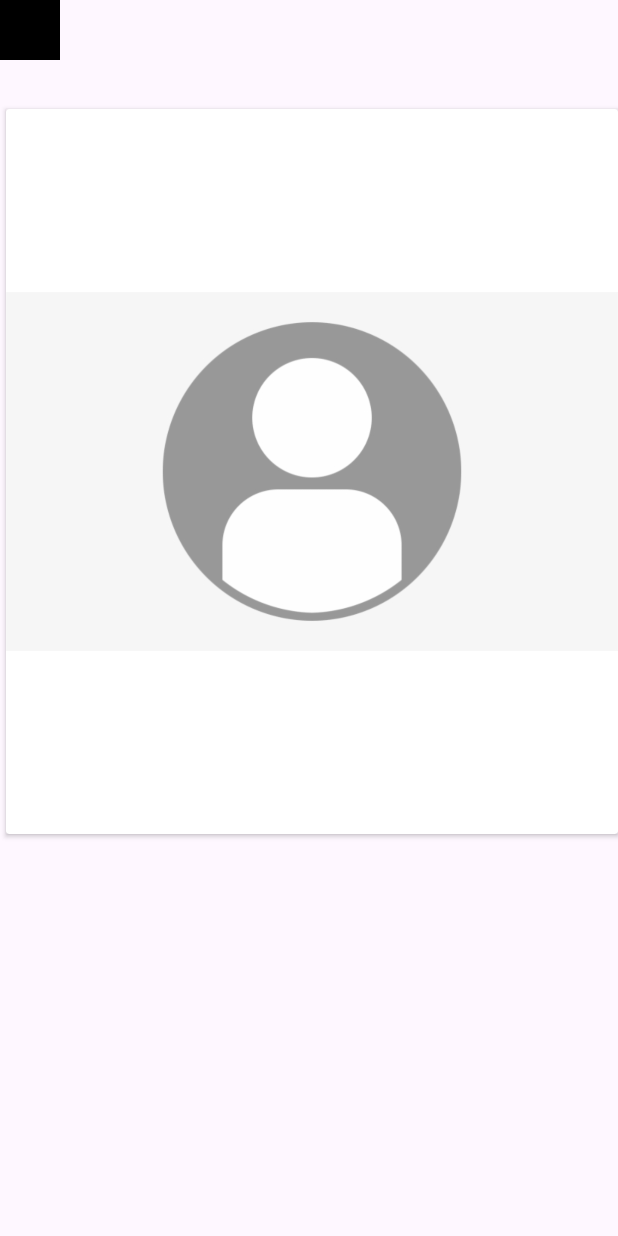
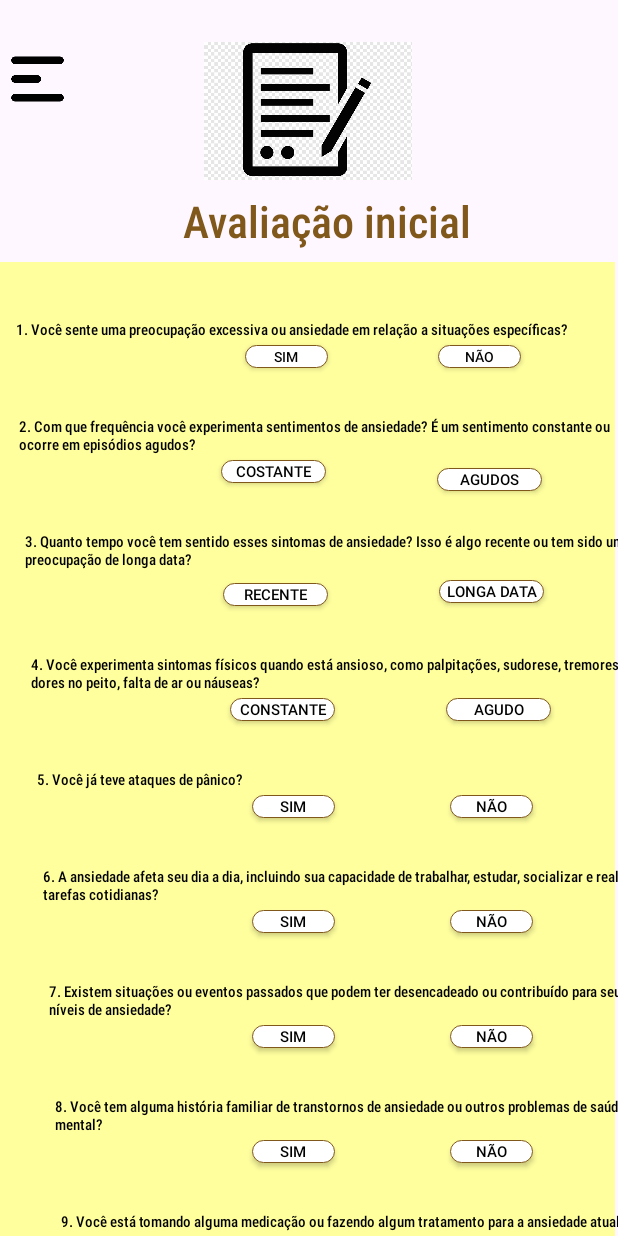
Before and after one commit to AnaCristina1972/Pagela, an Android app: the screen it shows after launch (Tela_Perfil_Paciente before the commit, Avaliacao_Inicial after it), after a tap on "ENTRAR", on a phone screen of 412 x 824 dp. Run offline under Robolectric (Android 15) with nearby library versions, the phone set to English and light mode, and no system bars.

Commit message:
Atualização da  tela cadastro de perfil

```diff
--- a/app/src/main/java/com/example/pagela/Avaliacao_Inicial.java
+++ b/app/src/main/java/com/example/pagela/Avaliacao_Inicial.java
@@ -2,13 +2,24 @@ package com.example.pagela;
 
 import androidx.appcompat.app.AppCompatActivity;
 
+import android.content.Intent;
 import android.os.Bundle;
+import android.view.View;
+import android.widget.Button;
 
 public class Avaliacao_Inicial extends AppCompatActivity {
-
+    Button button;
     @Override
     protected void onCreate(Bundle savedInstanceState) {
         super.onCreate(savedInstanceState);
         setContentView(R.layout.activity_avaliacao_inicial);
+        Button button = (Button) findViewById(R.id.buttonEnviarAvaliacao);
+        button.setOnClickListener(new View.OnClickListener() {
+            public void onClick(View v) {
+                Intent intent=new Intent(Avaliacao_Inicial.this,Tela_Perfil_Paciente.class);
+                startActivity(intent);
+                finish();
+            }
+        });
     }
 }
--- a/app/src/main/java/com/example/pagela/TelaLogin.java
+++ b/app/src/main/java/com/example/pagela/TelaLogin.java
@@ -18,7 +18,7 @@ TextView textoCadastre;
         Button button = (Button) findViewById(R.id.button);
         button.setOnClickListener(new View.OnClickListener() {
             public void onClick(View v) {
-                Intent intent=new Intent(TelaLogin.this,Tela_Perfil_Paciente.class);
+                Intent intent=new Intent(TelaLogin.this,Avaliacao_Inicial.class);
                 startActivity(intent);
                 finish();
             }
--- a/app/src/main/res/layout/activity_avaliacao_inicial.xml
+++ b/app/src/main/res/layout/activity_avaliacao_inicial.xml
@@ -18,7 +18,7 @@
         android:src="@drawable/menus"
         app:layout_constraintBottom_toBottomOf="parent"
         app:layout_constraintEnd_toStartOf="@+id/imageView"
-        app:layout_constraintHorizontal_bias="1.0"
+        app:layout_constraintHorizontal_bias="0.0"
         app:layout_constraintStart_toStartOf="parent"
         app:layout_constraintTop_toTopOf="parent"
         app:layout_constraintVertical_bias="0.0" />
@@ -31,7 +31,7 @@
         android:src="@drawable/img_3"
         app:layout_constraintBottom_toBottomOf="parent"
         app:layout_constraintEnd_toEndOf="parent"
-        app:layout_constraintHorizontal_bias="0.555"
+        app:layout_constraintHorizontal_bias="0.497"
         app:layout_constraintStart_toStartOf="parent"
         app:layout_constraintTop_toTopOf="parent"
         app:layout_constraintVertical_bias="0.0" />
@@ -48,10 +48,10 @@
         android:textStyle="bold"
         app:layout_constraintBottom_toBottomOf="parent"
         app:layout_constraintEnd_toEndOf="parent"
-        app:layout_constraintHorizontal_bias="0.542"
+        app:layout_constraintHorizontal_bias="0.556"
         app:layout_constraintStart_toStartOf="parent"
         app:layout_constraintTop_toBottomOf="@+id/imageView"
-        app:layout_constraintVertical_bias="0.0" />
+        app:layout_constraintVertical_bias="0.008" />
 
     <View
         android:id="@+id/ContainerComponents1"
@@ -64,7 +64,7 @@
         app:layout_constraintHorizontal_bias="0.0"
         app:layout_constraintStart_toStartOf="parent"
         app:layout_constraintTop_toBottomOf="@+id/ViewAvaliacao"
-        app:layout_constraintVertical_bias="1.0" />
+        app:layout_constraintVertical_bias="0.0" />
 
     <TextView
         android:id="@+id/TextoQuest1"
@@ -542,6 +542,19 @@
         app:layout_constraintTop_toBottomOf="@+id/TextoQuest9"
         app:layout_constraintVertical_bias="0.0" />
 
-
+    <androidx.appcompat.widget.AppCompatButton
+        android:id="@+id/buttonEnviarAvaliacao"
+        style="@style/Button"
+        android:layout_width="267dp"
+        android:layout_height="64dp"
+        android:layout_marginBottom="148dp"
+        android:text="Enviar"
+        android:textColor="@color/white"
+        android:textSize="18dp"
+        app:layout_constraintBottom_toBottomOf="@+id/ContainerComponents1"
+        app:layout_constraintEnd_toEndOf="@+id/ContainerComponents1"
+        app:layout_constraintStart_toStartOf="@+id/ContainerComponents1"
+        app:layout_constraintTop_toBottomOf="@+id/buttonresp2Quest9"
+        app:layout_constraintVertical_bias="0.478" />
 </androidx.constraintlayout.widget.ConstraintLayout>
     </androidx.core.widget.NestedScrollView>
--- a/app/src/main/res/layout/activity_tela_perfil_paciente.xml
+++ b/app/src/main/res/layout/activity_tela_perfil_paciente.xml
@@ -8,14 +8,14 @@
 
     <androidx.cardview.widget.CardView
         android:id="@+id/cardView"
-        android:layout_width="408dp"
-        android:layout_height="483dp"
+        android:layout_width="383dp"
+        android:layout_height="387dp"
         app:layout_constraintBottom_toBottomOf="parent"
         app:layout_constraintEnd_toEndOf="parent"
-        app:layout_constraintHorizontal_bias="1.0"
+        app:layout_constraintHorizontal_bias="0.644"
         app:layout_constraintStart_toStartOf="parent"
         app:layout_constraintTop_toTopOf="parent"
-        app:layout_constraintVertical_bias="0.213">
+        app:layout_constraintVertical_bias="0.294">
 
 
         <ImageView
@@ -32,8 +32,12 @@
         android:id="@+id/imageButton"
         android:layout_width="40dp"
         android:layout_height="40dp"
-        app:srcCompat="@drawable/img_7"
-        tools:layout_editor_absoluteX="202dp"
-        tools:layout_editor_absoluteY="536dp" />
+        app:layout_constraintBottom_toBottomOf="parent"
+        app:layout_constraintEnd_toEndOf="parent"
+        app:layout_constraintHorizontal_bias="0.498"
+        app:layout_constraintStart_toStartOf="parent"
+        app:layout_constraintTop_toBottomOf="@+id/cardView"
+        app:layout_constraintVertical_bias="0.0"
+        app:srcCompat="@drawable/img_7" />
 
 </androidx.constraintlayout.widget.ConstraintLayout>
--- a/app/src/main/res/values/themes.xml
+++ b/app/src/main/res/values/themes.xml
@@ -1,8 +1,8 @@
 <resources xmlns:tools="http://schemas.android.com/tools">
     <!-- Base application theme. -->
     <style name="Base.Theme.Pagela" parent="Theme.Material3.DayNight.NoActionBar">
-        <!-- Customize your light theme here. -->
-        <!-- <item name="colorPrimary">@color/my_light_primary</item> -->
+         Customize your light theme here.
+        <item name="colorPrimary">@color/amareloEscuro</item>
         <item name="colorPrimaryVariant">@color/amareloEscuro</item>
     </style>
 
```
